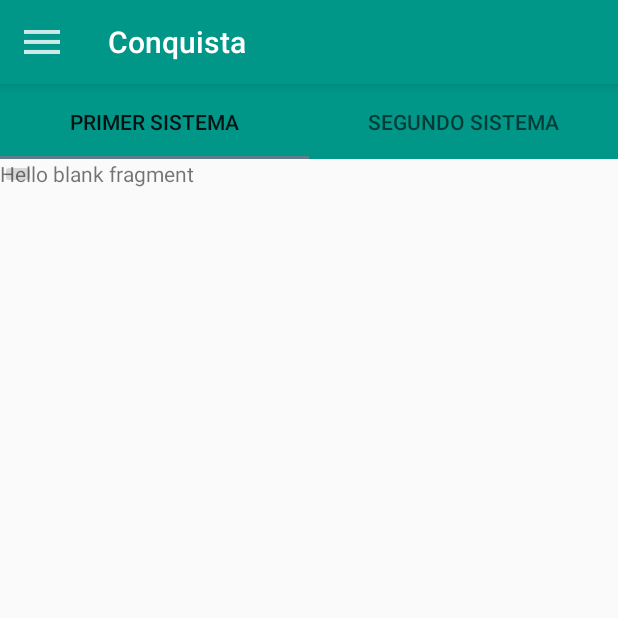
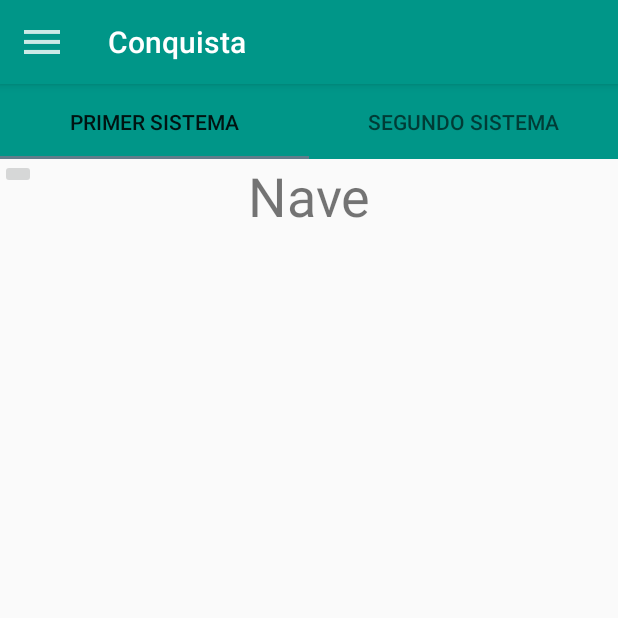
Before and after one commit to miguelfervi/Planetaria, an Android app: the NaveFragment screen opened directly, with no data from a screen before it, on a phone screen of 412 x 824 dp, the top half of it. Run offline under Robolectric (Android 15) with nearby library versions, the phone set to English and light mode, and no system bars.

Commit message:
Cambios leves en Fragments para diferenciarlos

```diff
--- a/app/src/main/res/layout/fragment_nave.xml
+++ b/app/src/main/res/layout/fragment_nave.xml
@@ -6,8 +6,11 @@
 
     <!-- TODO: Update blank fragment layout -->
     <TextView
+        android:id="@+id/textViewSistemaNavegacion"
         android:layout_width="match_parent"
-        android:layout_height="match_parent"
-        android:text="@string/hello_blank_fragment" />
+        android:layout_height="wrap_content"
+        android:textSize="36dp"
+        android:gravity="center"
+        android:text="Nave" />
 
 </FrameLayout>
```
Also changed, not shown: app/src/main/res/layout/fragment_logros.xml (+5 -2 lines), app/src/main/res/layout/fragment_map.xml (+5 -2 lines), app/src/main/res/layout/fragment_nfc.xml (+5 -2 lines).
